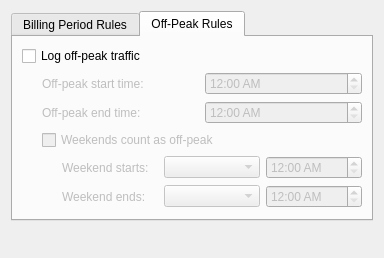
Qt form src/kcm/statscfg.ui (KDE/knemo) before a commit.
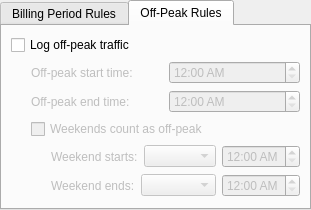
The same form after that commit. The open tabs and pages were chosen to show the change. Custom widgets are drawn as their Qt base class.

Commit message: Adjust spacing in the config dialog forms

The edit to the form file:
```diff
--- a/src/kcm/statscfg.ui
+++ b/src/kcm/statscfg.ui
@@ -2,15 +2,10 @@
 <ui version="4.0">
  <class>StatsCfg</class>
  <widget class="QWidget" name="StatsCfg">
-  <property name="geometry">
-   <rect>
-    <x>0</x>
-    <y>0</y>
-    <width>384</width>
-    <height>258</height>
-   </rect>
-  </property>
   <layout class="QVBoxLayout" name="verticalLayout_3">
+   <property name="margin">
+    <number>0</number>
+   </property>
    <item>
     <widget class="QTabWidget" name="tabWidget">
      <property name="currentIndex">
@@ -135,7 +130,7 @@
            <property name="sizeHint" stdset="0">
             <size>
              <width>20</width>
-             <height>2</height>
+             <height>0</height>
             </size>
            </property>
           </spacer>
@@ -175,7 +170,7 @@
            <property name="sizeHint" stdset="0">
             <size>
              <width>20</width>
-             <height>2</height>
+             <height>0</height>
             </size>
            </property>
           </spacer>
@@ -215,7 +210,7 @@
            <property name="sizeHint" stdset="0">
             <size>
              <width>20</width>
-             <height>2</height>
+             <height>0</height>
             </size>
            </property>
           </spacer>
@@ -245,7 +240,7 @@
            <property name="sizeHint" stdset="0">
             <size>
              <width>40</width>
-             <height>2</height>
+             <height>0</height>
             </size>
            </property>
           </spacer>
@@ -292,7 +287,7 @@
            <property name="sizeHint" stdset="0">
             <size>
              <width>40</width>
-             <height>2</height>
+             <height>0</height>
             </size>
            </property>
           </spacer>
@@ -333,7 +328,7 @@
          </property>
          <property name="sizeHint" stdset="0">
           <size>
-           <width>20</width>
+           <width>0</width>
            <height>0</height>
           </size>
          </property>
@@ -350,7 +345,7 @@
      </property>
      <property name="sizeHint" stdset="0">
       <size>
-       <width>20</width>
+       <width>0</width>
        <height>0</height>
       </size>
      </property>
```
Left out of the diff: 8 changed lines with no effect on the pictures. The commit also changes 3 other files.
